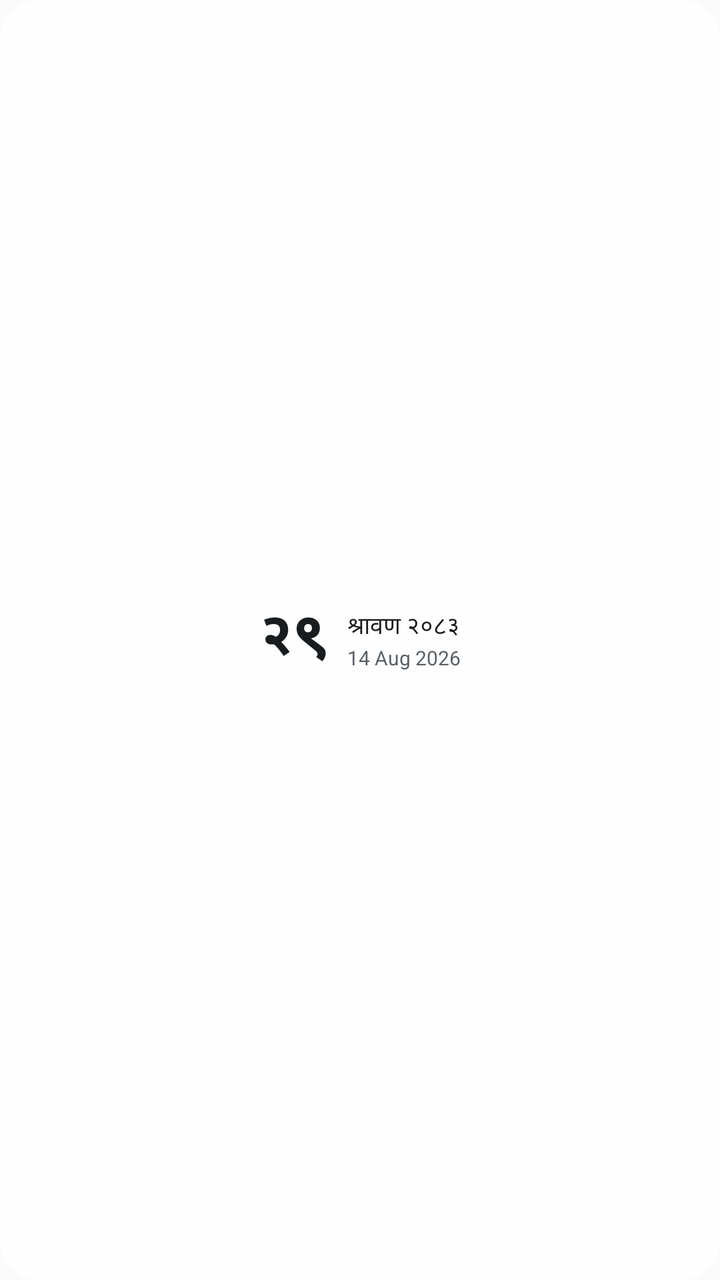
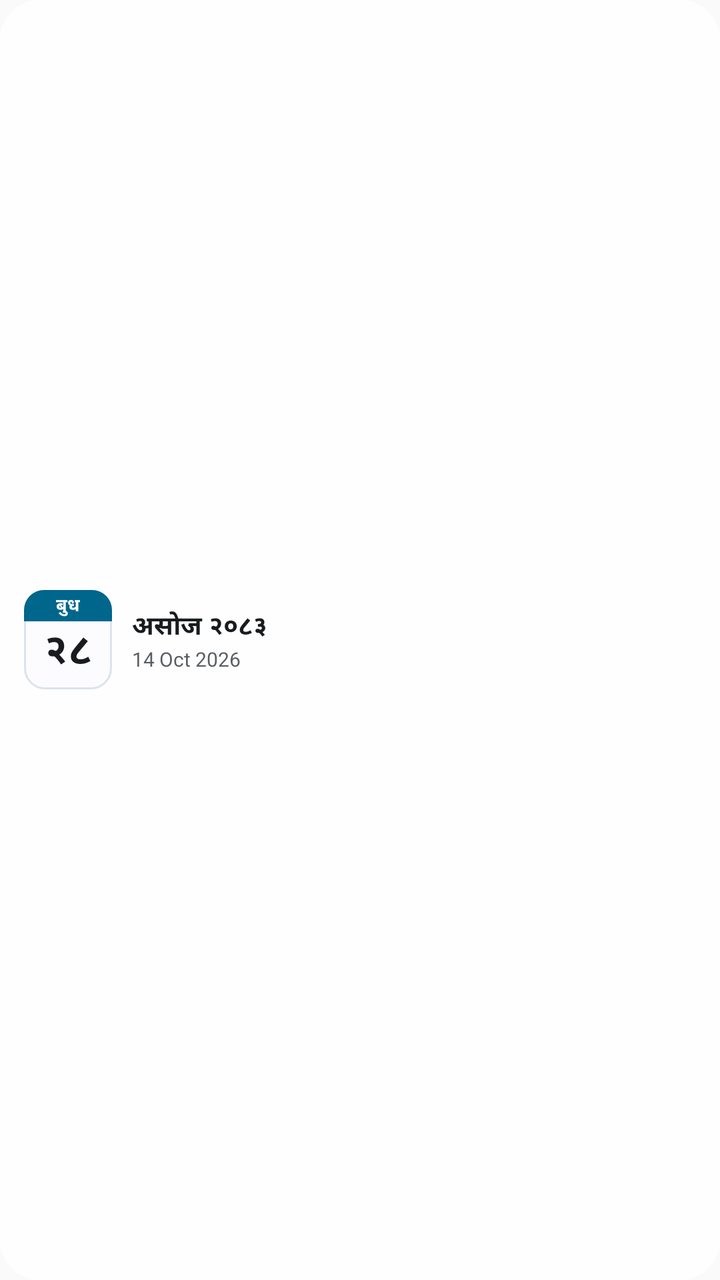

Compare the two renders of this Android layout. The source of the first and the diff that turns it into the second are given below.
<!-- AndroidManifest.xml: application theme AppTheme -->
<!-- res/layout/widget_patro_small.xml -->
<?xml version="1.0" encoding="utf-8"?>
<LinearLayout xmlns:android="http://schemas.android.com/apk/res/android"
    android:id="@+id/widget_root"
    android:layout_width="match_parent"
    android:layout_height="match_parent"
    android:orientation="horizontal"
    android:gravity="center"
    android:padding="10dp"
    android:background="@drawable/widget_background">

    <TextView
        android:id="@+id/widget_day"
        android:layout_width="wrap_content"
        android:layout_height="wrap_content"
        android:textSize="30sp"
        android:textStyle="bold"
        android:includeFontPadding="false"
        android:layout_marginEnd="10dp"
        android:textColor="@color/widget_day"
        android:text="२९" />

    <LinearLayout
        android:layout_width="wrap_content"
        android:layout_height="wrap_content"
        android:orientation="vertical">

        <TextView
            android:id="@+id/widget_month"
            android:layout_width="wrap_content"
            android:layout_height="wrap_content"
            android:textSize="12sp"
            android:maxLines="1"
            android:ellipsize="end"
            android:textColor="@color/widget_text"
            android:text="श्रावण २०८३" />

        <TextView
            android:id="@+id/widget_ad"
            android:layout_width="wrap_content"
            android:layout_height="wrap_content"
            android:textSize="10sp"
            android:maxLines="1"
            android:textColor="@color/widget_muted"
            android:text="14 Aug 2026" />
    </LinearLayout>

    
    <TextView android:id="@+id/widget_weekday"
        android:layout_width="wrap_content" android:layout_height="wrap_content"
        android:visibility="gone" android:text="" />
    <TextView android:id="@+id/widget_tithi"
        android:layout_width="wrap_content" android:layout_height="wrap_content"
        android:visibility="gone" android:text="" />
    <TextView android:id="@+id/widget_note"
        android:layout_width="wrap_content" android:layout_height="wrap_content"
        android:visibility="gone" android:text="" />
    
    <TextView android:id="@+id/widget_next"
        android:layout_width="wrap_content" android:layout_height="wrap_content"
        android:visibility="gone" android:text="" />
</LinearLayout>
<!-- resources referenced by this layout -->
<resources>
  <color name="widget_muted">#646C7E</color>
  <color name="widget_text">#141824</color>
  <!-- drawable widget_background (drawable) -->
  <?xml version="1.0" encoding="utf-8"?>
  <shape xmlns:android="http://schemas.android.com/apk/res/android" android:shape="rectangle">
      <solid android:color="@color/widget_surface" />
      <corners android:radius="20dp" />
  </shape>
  <style name="AppTheme" parent="Theme.AppCompat.Light.DarkActionBar">
          
          <item name="colorPrimary">@color/colorPrimary</item>
          <item name="colorPrimaryDark">@color/colorPrimaryDark</item>
          <item name="colorAccent">@color/colorAccent</item>
      </style>
  <color name="widget_surface">#E6FFFFFF</color>
  <color name="colorPrimary">#0E1220</color>
  <color name="colorPrimaryDark">#0E1220</color>
  <color name="colorAccent">#A80D26</color>
</resources>

<!-- the commit's change to res/layout/widget_patro_small.xml (unified diff, before → after) -->
@@ -4,23 +4,50 @@
     android:layout_width="match_parent"
     android:layout_height="match_parent"
     android:orientation="horizontal"
-    android:gravity="center"
-    android:padding="10dp"
+    android:gravity="center_vertical"
+    android:paddingHorizontal="12dp"
+    android:paddingVertical="8dp"
     android:background="@drawable/widget_background">
 
-    <TextView
-        android:id="@+id/widget_day"
-        android:layout_width="wrap_content"
+    <LinearLayout
+        android:id="@+id/widget_leaf"
+        android:layout_width="44dp"
         android:layout_height="wrap_content"
-        android:textSize="30sp"
-        android:textStyle="bold"
-        android:includeFontPadding="false"
+        android:orientation="vertical"
         android:layout_marginEnd="10dp"
-        android:textColor="@color/widget_day"
-        android:text="२९" />
+        android:background="@drawable/widget_leaf">
+
+        <TextView
+            android:id="@+id/widget_leaf_head"
+            android:layout_width="match_parent"
+            android:layout_height="wrap_content"
+            android:gravity="center"
+            android:paddingVertical="1dp"
+            android:textSize="9sp"
+            android:textStyle="bold"
+            android:maxLines="1"
+            android:textColor="@color/widget_on_head"
+            android:background="@drawable/widget_leaf_head"
+            android:text="बुध" />
+
+        <TextView
+            android:id="@+id/widget_day"
+            android:layout_width="match_parent"
+            android:layout_height="wrap_content"
+            android:gravity="center"
+            android:paddingTop="2dp"
+            android:paddingBottom="4dp"
+            android:textSize="21sp"
+            android:textStyle="bold"
+            android:includeFontPadding="false"
+            android:maxLines="1"
+            android:textColor="@color/widget_day"
+            android:text="२८" />
+    </LinearLayout>
 
     <LinearLayout
-        android:layout_width="wrap_content"
+        android:layout_width="0dp"
+        android:layout_weight="1"
         android:layout_height="wrap_content"
         android:orientation="vertical">
 
@@ -28,11 +55,12 @@
             android:id="@+id/widget_month"
             android:layout_width="wrap_content"
             android:layout_height="wrap_content"
-            android:textSize="12sp"
+            android:textSize="13sp"
+            android:textStyle="bold"
             android:maxLines="1"
             android:ellipsize="end"
             android:textColor="@color/widget_text"
-            android:text="श्रावण २०८३" />
+            android:text="असोज २०८३" />
 
         <TextView
             android:id="@+id/widget_ad"
@@ -41,7 +69,7 @@
             android:textSize="10sp"
             android:maxLines="1"
             android:textColor="@color/widget_muted"
-            android:text="14 Aug 2026" />
+            android:text="14 Oct 2026" />
     </LinearLayout>
 
     
@@ -54,7 +82,6 @@
     <TextView android:id="@+id/widget_note"
         android:layout_width="wrap_content" android:layout_height="wrap_content"
         android:visibility="gone" android:text="" />
-    
     <TextView android:id="@+id/widget_next"
         android:layout_width="wrap_content" android:layout_height="wrap_content"
         android:visibility="gone" android:text="" />
<!-- resource entries referenced after the edit -->
@@ -1,12 +1,30 @@
 <!-- resources referenced by this layout -->
 <resources>
   <color name="widget_muted">#646C7E</color>
+  <color name="widget_on_head">#FFFFFF</color>
   <color name="widget_text">#141824</color>
   <!-- drawable widget_background (drawable) -->
   <?xml version="1.0" encoding="utf-8"?>
   <shape xmlns:android="http://schemas.android.com/apk/res/android" android:shape="rectangle">
       <solid android:color="@color/widget_surface" />
       <corners android:radius="20dp" />
+  </shape>
+  <!-- drawable widget_leaf (drawable) -->
+  <?xml version="1.0" encoding="utf-8"?>
+  <shape xmlns:android="http://schemas.android.com/apk/res/android" android:shape="rectangle">
+      <solid android:color="@color/widget_leaf" />
+      <stroke android:width="1dp" android:color="@color/widget_border" />
+      <corners android:radius="10dp" />
+  </shape>
+  <!-- drawable widget_leaf_head (drawable) -->
+  <?xml version="1.0" encoding="utf-8"?>
+  <shape xmlns:android="http://schemas.android.com/apk/res/android" android:shape="rectangle">
+      <solid android:color="@color/widget_head" />
+      <corners
+          android:topLeftRadius="10dp"
+          android:topRightRadius="10dp"
+          android:bottomLeftRadius="0dp"
+          android:bottomRightRadius="0dp" />
   </shape>
   <style name="AppTheme" parent="Theme.AppCompat.Light.DarkActionBar">
           
@@ -15,6 +33,9 @@
           <item name="colorAccent">@color/colorAccent</item>
       </style>
   <color name="widget_surface">#E6FFFFFF</color>
+  <color name="widget_leaf">#FFFFFF</color>
+  <color name="widget_border">#DDE1E9</color>
+  <color name="widget_head">#A80D26</color>
   <color name="colorPrimary">#0E1220</color>
   <color name="colorPrimaryDark">#0E1220</color>
   <color name="colorAccent">#A80D26</color>
